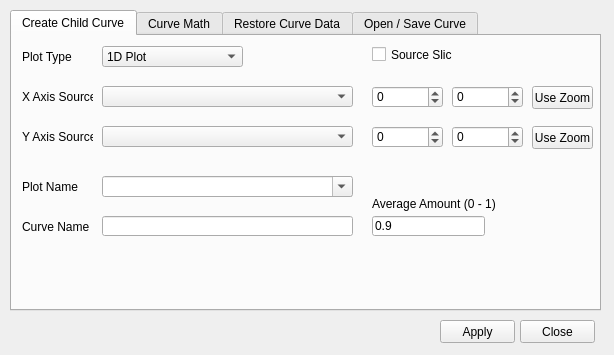
Qt form curveproperties.ui (d-wizard/plotter) before a commit.
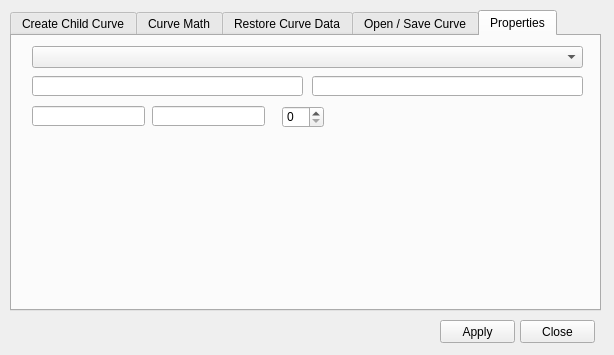
The same form after that commit.

Commit message:
Beginning of Properties tab. Currently can change curve display order.
Original Commit Rev: 1651 | 2014-06-29 16:53:44 -0500 (Sun, 29 Jun 2014)

```diff
--- a/curveproperties.ui
+++ b/curveproperties.ui
@@ -23,7 +23,7 @@
     </rect>
    </property>
    <property name="currentIndex">
-    <number>0</number>
+    <number>4</number>
    </property>
    <widget class="QWidget" name="tabCreateChild">
     <attribute name="title">
@@ -652,6 +652,83 @@
      </widget>
     </widget>
    </widget>
+   <widget class="QWidget" name="tabProperties">
+    <attribute name="title">
+     <string>Properties</string>
+    </attribute>
+    <widget class="QComboBox" name="cmbPropPlotCurveName">
+     <property name="geometry">
+      <rect>
+       <x>20</x>
+       <y>10</y>
+       <width>551</width>
+       <height>22</height>
+      </rect>
+     </property>
+    </widget>
+    <widget class="QLineEdit" name="txtPropPlotName">
+     <property name="geometry">
+      <rect>
+       <x>20</x>
+       <y>40</y>
+       <width>271</width>
+       <height>20</height>
+      </rect>
+     </property>
+     <property name="readOnly">
+      <bool>true</bool>
+     </property>
+    </widget>
+    <widget class="QLineEdit" name="txtPropCurveName">
+     <property name="geometry">
+      <rect>
+       <x>300</x>
+       <y>40</y>
+       <width>271</width>
+       <height>20</height>
+      </rect>
+     </property>
+     <property name="readOnly">
+      <bool>true</bool>
+     </property>
+    </widget>
+    <widget class="QLineEdit" name="txtPropNumSamp">
+     <property name="geometry">
+      <rect>
+       <x>20</x>
+       <y>70</y>
+       <width>113</width>
+       <height>20</height>
+      </rect>
+     </property>
+     <property name="readOnly">
+      <bool>true</bool>
+     </property>
+    </widget>
+    <widget class="QLineEdit" name="txtPropDim">
+     <property name="geometry">
+      <rect>
+       <x>140</x>
+       <y>70</y>
+       <width>113</width>
+       <height>20</height>
+      </rect>
+     </property>
+     <property name="readOnly">
+      <bool>true</bool>
+     </property>
+    </widget>
+    <widget class="QSpinBox" name="spnPropCurvePos">
+     <property name="geometry">
+      <rect>
+       <x>270</x>
+       <y>70</y>
+       <width>42</width>
+       <height>22</height>
+      </rect>
+     </property>
+    </widget>
+   </widget>
   </widget>
   <widget class="QPushButton" name="cmdApply">
    <property name="geometry">
```
The commit also changes 2 other files.
